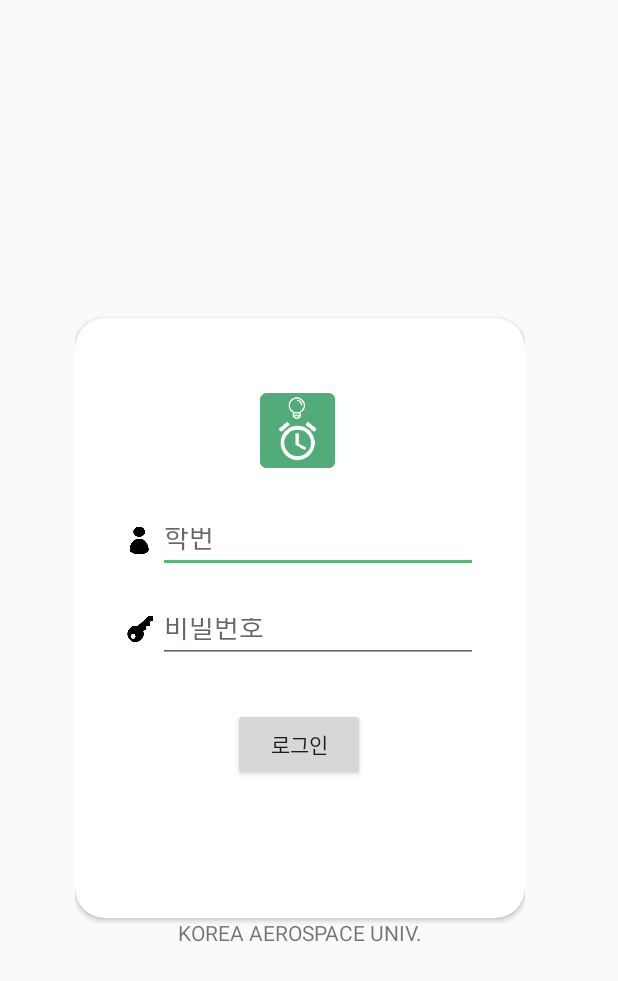
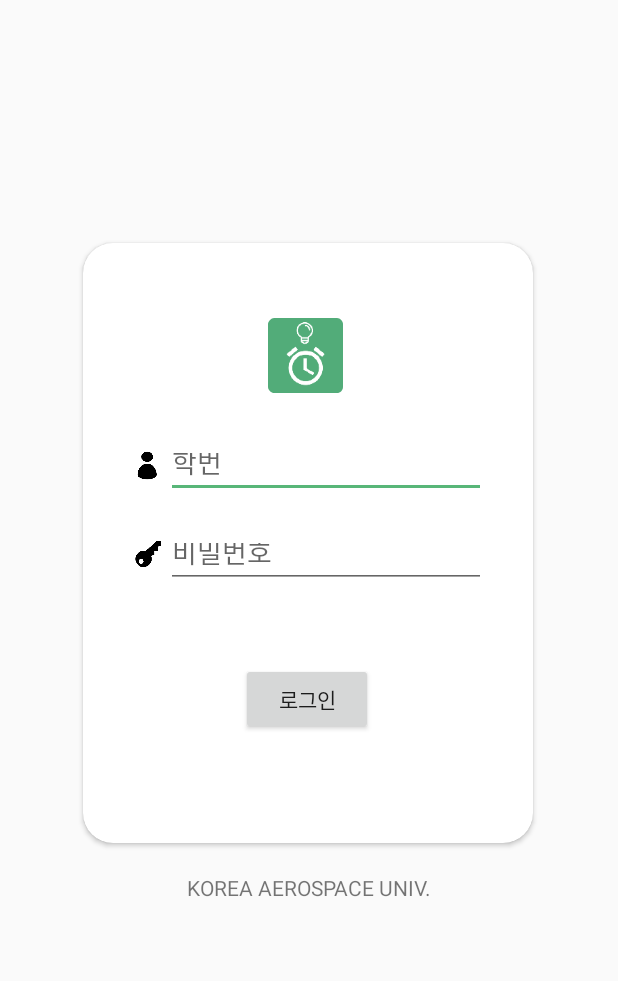
Before and after one commit to gnstjr322/mobile_git, an Android app: the screen it shows after launch (RegisterActivity), on a phone screen of 412 x 824 dp. Shown: the top 981 px of the screen. Run offline under Robolectric (Android 15) with nearby library versions, the phone set to English and light mode, and no system bars; pictures from the network do not load.

Commit message:
Android ver 2.5.2

```diff
--- a/Android/Oh/app/src/main/res/layout/activity_register.xml
+++ b/Android/Oh/app/src/main/res/layout/activity_register.xml
@@ -10,19 +10,19 @@
 
     <androidx.constraintlayout.widget.ConstraintLayout
         android:id="@+id/c"
-        android:layout_width="wrap_content"
+        android:layout_width="match_parent"
         android:layout_height="wrap_content"
-        android:layout_gravity="center"
-        android:layout_marginLeft="50sp">
+        android:layout_gravity="center">
 
         <androidx.cardview.widget.CardView
             android:id="@+id/card1"
             android:layout_width="300dp"
             android:layout_height="400dp"
+            android:layout_marginTop="80sp"
             android:orientation="vertical"
             app:cardCornerRadius="20dp"
-            app:layout_constraintBottom_toBottomOf="parent"
-            app:layout_constraintHorizontal_bias="0.0"
+            app:layout_constraintBottom_toTopOf="@id/back"
+            app:layout_constraintHorizontal_bias="0.495"
             app:layout_constraintLeft_toLeftOf="parent"
             app:layout_constraintRight_toRightOf="parent"
             app:layout_constraintTop_toTopOf="parent">
@@ -107,8 +107,9 @@
                     android:layout_width="wrap_content"
                     android:layout_height="wrap_content"
                     android:layout_marginLeft="75dp"
+                    android:layout_marginTop="20sp"
+
                     android:text="@string/로그인"
-
                     app:layout_constraintTop_toBottomOf="@id/et_pass" />
 
 
@@ -119,6 +120,7 @@
             android:id="@+id/back"
             android:layout_width="wrap_content"
             android:layout_height="wrap_content"
+            android:layout_marginTop="20sp"
             android:layout_marginBottom="140dp"
             android:text="KOREA AEROSPACE UNIV."
             app:layout_constraintBottom_toBottomOf="parent"
```
